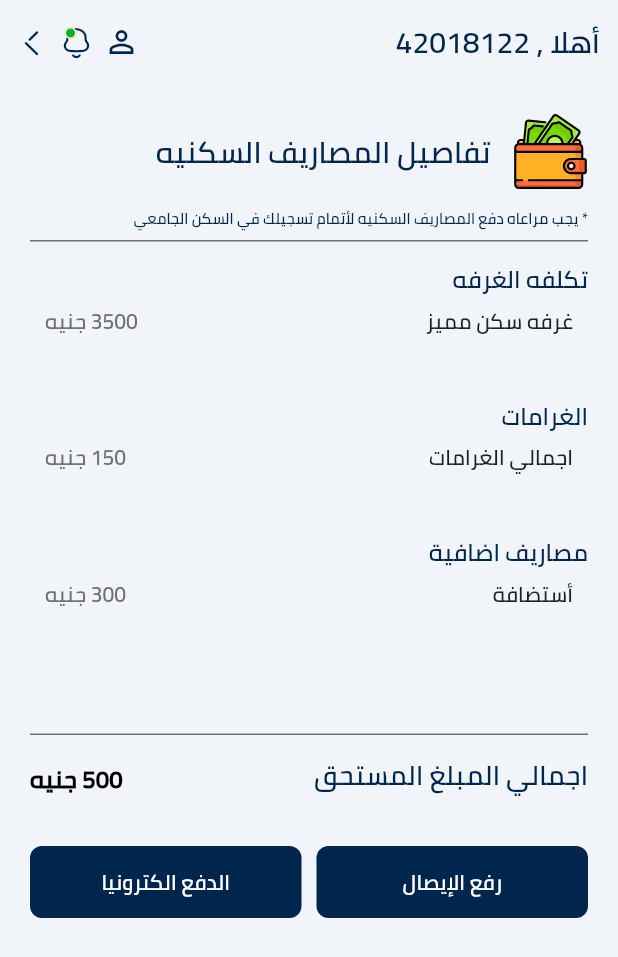
After one commit to AbdelrahmanFouad1/university_housing, a Flutter app: the TotalCostScreen screen opened directly, on a phone screen of 412 x 824 dp. The commit adds this screen. Shown: the top 957 px of the screen. Run offline on Flutter 3.47's test engine with Material 2 defaults, Android fonts, the phone set to English and light mode, and no system bars; our stand-ins replace flutter_bloc, flutter_svg, fluttertoast, hexcolor, image_picker and 3 more; missing offline and left inert: dart:ffi, link_text; accounts and stored records are empty; network calls fail.

Commit message:
total cost

```diff
--- a/lib/main.dart
+++ b/lib/main.dart
@@ -7,6 +7,7 @@ import 'package:university_housing/moduls/complaints/choose_complaints_screen.da
 import 'package:university_housing/moduls/home/home_screen.dart';
 import 'package:university_housing/moduls/login/login_screen.dart';
 import 'package:university_housing/moduls/news_details/news_details_screen.dart';
+import 'package:university_housing/moduls/profile/profile_screen.dart';
 import 'package:university_housing/moduls/queries/queries_screen.dart';
 import 'package:university_housing/moduls/requests/choose_request_screen.dart';
 import 'package:university_housing/moduls/security/follow/follow_student_screen.dart';
@@ -18,9 +19,6 @@ import 'package:university_housing/moduls/success&waiting/waiting_screen.dart';
 import 'package:university_housing/shard/bloc_observer.dart';
 import 'package:university_housing/shard/network/local/cache_helper.dart';
 import 'package:university_housing/shard/style/color.dart';
-
-import 'moduls/parents_acknowledgment/parents_acknowledgment_screen.dart';
-
 
 
 void main() async {
--- a/lib/moduls/parents_acknowledgment/parents_acknowledgment_screen.dart
+++ b/lib/moduls/family_report/family_report_screen.dart
@@ -7,7 +7,7 @@ import 'package:university_housing/shard/cubit/cubit.dart';
 import 'package:university_housing/shard/cubit/states.dart';
 import 'package:university_housing/shard/style/color.dart';
 
-class ParentsAcknowledgmentScreen extends StatelessWidget {
+class FamilyReportScreen extends StatelessWidget {
   @override
   Widget build(BuildContext context) {
     return BlocProvider(create: (create)=>AppCubit(),
--- a/lib/moduls/profile/edit_profile_screen.dart
+++ b/lib/moduls/profile/edit_profile_screen.dart
@@ -5,7 +5,7 @@ import 'package:flutter_bloc/flutter_bloc.dart';
 import 'package:flutter_svg/flutter_svg.dart';
 import 'package:university_housing/moduls/profile/about_app_screen.dart';
 import 'package:university_housing/moduls/profile/follow_requests/follow_requests_screen.dart';
-import 'package:university_housing/moduls/profile/student_evaluation/student_evaluation_screen.dart';
+import 'package:university_housing/moduls/profile/student_rate/student_rate_screen.dart';
 import 'package:university_housing/moduls/profile/technical_support_screen.dart';
 import 'package:university_housing/shard/components/components.dart';
 import 'package:university_housing/shard/cubit/cubit.dart';
@@ -144,7 +144,7 @@ class EditProfileScreen extends StatelessWidget {
                             ),
                             InkWell(
                               onTap: () {
-                                navigateTo(context,StudentEvaluationScreen(),);
+                                navigateTo(context,StudentRateScreen(),);
                               },
                               child: Row(
                                 children: [
@@ -163,7 +163,7 @@ class EditProfileScreen extends StatelessWidget {
                                       color: mainColors,
                                     ),
                                     onPressed: () {
-                                      navigateTo(context,StudentEvaluationScreen(),);
+                                      navigateTo(context,StudentRateScreen(),);
                                     },
                                   ),
                                 ],
--- a/lib/moduls/profile/student_evaluation/student_evaluation_details_screen.dart
+++ b/lib/moduls/profile/student_rate/student_rate_details_screen.dart
@@ -8,7 +8,7 @@ import 'package:university_housing/shard/cubit/cubit.dart';
 import 'package:university_housing/shard/cubit/states.dart';
 import 'package:university_housing/shard/style/color.dart';
 
-class StudentEvaluationDetailsScreen extends StatelessWidget {
+class StudentRateDetailsScreen extends StatelessWidget {
 
   @override
   Widget build(BuildContext context) {
--- a/lib/moduls/profile/student_evaluation/student_evaluation_screen.dart
+++ b/lib/moduls/profile/student_rate/student_rate_screen.dart
@@ -3,13 +3,13 @@ import 'package:flutter/material.dart';
 import 'package:flutter/services.dart';
 import 'package:flutter_bloc/flutter_bloc.dart';
 import 'package:flutter_svg/flutter_svg.dart';
-import 'package:university_housing/moduls/profile/student_evaluation/student_evaluation_details_screen.dart';
+import 'package:university_housing/moduls/profile/student_rate/student_rate_details_screen.dart';
 import 'package:university_housing/shard/components/components.dart';
 import 'package:university_housing/shard/cubit/cubit.dart';
 import 'package:university_housing/shard/cubit/states.dart';
 import 'package:university_housing/shard/style/color.dart';
 
-class StudentEvaluationScreen extends StatelessWidget {
+class StudentRateScreen extends StatelessWidget {
   @override
   Widget build(BuildContext context) {
     return BlocProvider(create: (context)=> AppCubit(),
@@ -205,7 +205,7 @@ Widget buildEvaluationItem(var cubit,context)=>Stack(
           SizedBox(height: 10,),
           InkWell(
             onTap: (){
-              navigateTo(context, StudentEvaluationDetailsScreen());
+              navigateTo(context, StudentRateDetailsScreen());
             },
             child: Container(
               width: 280.0,
--- a/lib/moduls/profile/technical_support_screen.dart
+++ b/lib/moduls/profile/technical_support_screen.dart
@@ -2,7 +2,7 @@ import 'package:flutter/material.dart';
 import 'package:flutter/services.dart';
 import 'package:flutter_svg/flutter_svg.dart';
 import 'package:link_text/link_text.dart';
-import 'package:university_housing/moduls/web_view.dart';
+import 'package:university_housing/shard/web_view.dart';
 import 'package:university_housing/shard/components/components.dart';
 import 'package:university_housing/shard/style/color.dart';
 
@@ -180,7 +180,7 @@ class TechnicalSupportScreen extends StatelessWidget {
                   width: double.infinity,
                   padding: const EdgeInsets.symmetric(horizontal: 10.0),
                   child: LinkText(
-                    'https://www.google.com/?hl=ar',
+                    'http://www.hti.edu.eg/ar/page.aspx?id=1013',
                     onLinkTap: (url){
                       navigateTo(context, WebViewScreen(url));
                     },
--- a/lib/moduls/requests/choose_request_screen.dart
+++ b/lib/moduls/requests/choose_request_screen.dart
@@ -2,7 +2,8 @@ import 'package:flutter/material.dart';
 import 'package:flutter_svg/flutter_svg.dart';
 import 'package:university_housing/moduls/fines/fines_screen.dart';
 import 'package:university_housing/moduls/home/home_screen.dart';
-import 'package:university_housing/moduls/hostingRequests/hosting_requests_screen.dart';
+import 'package:university_housing/moduls/requests/hosting_requests_screen.dart';
+import 'package:university_housing/moduls/requests/total_cost_screen.dart';
 import 'package:university_housing/shard/components/components.dart';
 import 'package:university_housing/shard/style/color.dart';
 
@@ -60,12 +61,12 @@ class ChooseRequestScreen extends StatelessWidget {
                 InkWell(
                   child: defaultTiTleBoxColumn(
                     img: 'assets/images/ticket.svg',
-                    title: 'استعلام عن الغرامات',
+                    title: 'مصاريفي السكنيه',
                     height: 160.0,
                     width: double.infinity,
                   ),
                   onTap: (){
-                    navigateTo(context, FinesScreen());
+                    navigateTo(context, TotalCostScreen());
                   },
                 ),
               ],
@@ -112,11 +113,11 @@ class ChooseRequestScreen extends StatelessWidget {
             child: InkWell(
               child: defaultTiTleBoxColumn(
                 img: 'assets/images/ticket.svg',
-                title: 'استعلام عن الغرامات',
+                title: 'مصاريفي السكنيه',
                 height: 160.0,
               ),
               onTap: (){
-                navigateTo(context, FinesScreen());
+                navigateTo(context, TotalCostScreen());
               },
             ),
           ),
--- /dev/null
+++ b/lib/moduls/requests/total_cost_screen.dart
@@ -0,0 +1,211 @@
+import 'package:flutter/material.dart';
+import 'package:flutter_svg/svg.dart';
+import 'package:university_housing/moduls/home/home_screen.dart';
+import 'package:university_housing/shard/components/components.dart';
+import 'package:university_housing/shard/style/color.dart';
+
+class TotalCostScreen extends StatelessWidget {
+  @override
+  Widget build(BuildContext context) {
+    return Directionality(
+      textDirection: TextDirection.rtl,
+      child: Scaffold(
+        appBar: defaultAppBar(context: context,),
+        backgroundColor: backGround,
+        body: Padding(
+          padding: const EdgeInsets.all(20.0),
+          child: SingleChildScrollView(
+            physics: const BouncingScrollPhysics(),
+            child: Container(
+              width:double.infinity,
+              child: Column(
+                crossAxisAlignment: CrossAxisAlignment.start,
+                children: [
+                  Row(
+                    children: [
+                      SvgPicture.asset(
+                        'assets/images/wallet.svg',
+                        width: 50.0,
+                        height: 50.0,
+                      ),
+                      const SizedBox(width: 15.0,),
+                      Text(
+                        'تفاصيل المصاريف السكنيه',
+                        style: TextStyle(
+                          fontSize: 20.0,
+                          color: mainColors,
+                        ),
+                      ),
+                    ],
+                  ),
+                  const SizedBox(height:10.0),
+                  Text(
+                    '* يجب مراعاه دفع المصاريف السكنيه لأتمام تسجيلك في السكن الجامعي',
+                    style: TextStyle(
+                      fontSize: 10.0,
+                      color: mainColors,
+                    ),
+                  ),
+                  const SizedBox(height:5.0),
+                  Container(
+                    width: double.infinity,
+                    height:1.0,
+                    color: separator,
+                  ),
+                  const SizedBox(height: 10.0,),
+                  Text(
+                    'تكلفه الغرفه',
+                    style: TextStyle(
+                      fontSize: 16.0,
+                      color: mainColors
+                    ),
+                  ),
+                  Padding(
+                    padding: const EdgeInsets.symmetric(horizontal: 10.0),
+                    child: Row(
+                      children: [
+                        Text(
+                          'غرفه سكن مميز',
+                          style: TextStyle(
+                            fontSize: 14.0,
+                          ),
+                        ),
+                        const Spacer(),
+                        Text(
+                          '3500 جنيه',
+                          style: TextStyle(
+                            fontSize: 14.0,
+                            color: separator,
+                          ),
+                        ),
+                      ],
+                    ),
+                  ),
+                  const SizedBox(height: 35.0,),
+                  Text(
+                    'الغرامات',
+                    style: TextStyle(
+                        fontSize: 16.0,
+                        color: mainColors
+                    ),
+                  ),
+                  Padding(
+                    padding: const EdgeInsets.symmetric(horizontal: 10.0),
+                    child: Row(
+                      children: [
+                        Text(
+                          'اجمالي الغرامات',
+                          style: TextStyle(
+                            fontSize: 14.0,
+                          ),
+                        ),
+                        const Spacer(),
+                        Text(
+                          '150 جنيه',
+                          style: TextStyle(
+                            fontSize: 14.0,
+                            color: separator,
+                          ),
+                        ),
+                      ],
+                    ),
+                  ),
+                  const SizedBox(height: 35.0,),
+                  Text(
+                    'مصاريف اضافية',
+                    style: TextStyle(
+                        fontSize: 16.0,
+                        color: mainColors
+                    ),
+                  ),
+                  Padding(
+                    padding: const EdgeInsets.symmetric(horizontal: 10.0),
+                    child: Row(
+                      children: [
+                        Text(
+                          'أستضافة',
+                          style: TextStyle(
+                            fontSize: 14.0,
+                          ),
+                        ),
+                        const Spacer(),
+                        Text(
+                          '300 جنيه',
+                          style: TextStyle(
+                            fontSize: 14.0,
+                            color: separator,
+                          ),
+                        ),
+                      ],
+                    ),
+                  ),
+
+                  const SizedBox(
+                    height: 20,
+                  ),
+                  SizedBox(height: 60.0,),
+                  Container(
+                    width: double.infinity,
+                    height:1.0,
+                    color: separator,
+                  ),
+                  const SizedBox(height: 10.0,),
+                  Row(
+                    crossAxisAlignment: CrossAxisAlignment.end,
+                    children: [
+                      Text(
+                        'اجمالي المبلغ المستحق',
+                        style: TextStyle(
+                          fontSize: 18.0,
+                          color: mainColors,
+                        ),
+                      ),
+                      const Spacer(),
+                      const Text(
+                        '500 جنيه',
+                        style: TextStyle(
+                          fontSize: 16.0,
+                          color: Colors.black,
+                          fontWeight: FontWeight.w900,
+                        ),
+                      ),
+                    ],
+                  ),
+                  const SizedBox(height: 30.0,),
+                  Row(
+                    children: [
+                      Expanded(
+                        flex: 1,
+                        child: defaultButton(
+                          text: 'رفع الإيصال',
+                          function: () {
+                            showToast(message: 'غير مصرح لك الدفع حاليا', state: ToastStates.WARNING);
+                          },
+                          width: double.infinity,
+                          btnColor: mainColors,
+                        ),
+                      ),
+                      const SizedBox(width: 10.0,),
+                      Expanded(
+                        flex: 1,
+                        child: defaultButton(
+                          text: 'الدفع الكترونيا',
+                          function: () {
+                            showToast(message: 'غير مصرح لك الدفع حاليا', state: ToastStates.WARNING);
+                          },
+                          width: double.infinity,
+                          btnColor: mainColors,
+                        ),
+                      ),
+                    ],
+                  ),
+
+                ],
+              ),
+            ),
+          ),
+        ),
+      ),
+    );
+  }
+}
--- a/lib/moduls/security/main/main_security_screen.dart
+++ b/lib/moduls/security/main/main_security_screen.dart
@@ -2,7 +2,7 @@ import 'package:flutter/material.dart';
 import 'package:flutter/services.dart';
 import 'package:flutter_svg/flutter_svg.dart';
 import 'package:university_housing/moduls/fines/fines_screen.dart';
-import 'package:university_housing/moduls/hostingRequests/hosting_requests_screen.dart';
+import 'package:university_housing/moduls/requests/hosting_requests_screen.dart';
 import 'package:university_housing/moduls/login/login_screen.dart';
 import 'package:university_housing/moduls/security/follow/follow_student_screen.dart';
 import 'package:university_housing/moduls/security/logout/enter_student_screen.dart';
```
Also changed, not shown: lib/moduls/requests/hosting_requests_screen.dart (renamed from lib/moduls/hostingRequests/hosting_requests_screen.dart), lib/shard/web_view.dart (renamed from lib/moduls/web_view.dart), 3 other files.
